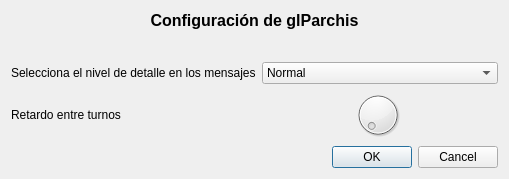
Old version of the form ui/frmSettings.ui in the repository turulomio/glparchis.
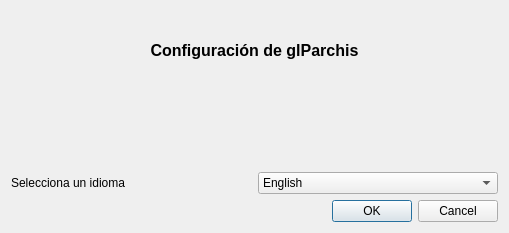
New version of the form. Icons and pictures are not drawn.

Commit message: Cambiando internacionalización a configfile class

The edit to the form file:
```diff
--- a/ui/frmSettings.ui
+++ b/ui/frmSettings.ui
@@ -7,7 +7,7 @@
     <x>0</x>
     <y>0</y>
     <width>509</width>
-    <height>179</height>
+    <height>233</height>
    </rect>
   </property>
   <property name="windowTitle">
@@ -91,7 +91,7 @@
        <item>
         <widget class="QLabel" name="label_2">
          <property name="text">
-          <string>Selecciona el nivel de detalle en los mensajes</string>
+          <string>Selecciona un idioma</string>
          </property>
         </widget>
        </item>
@@ -99,7 +99,7 @@
         <widget class="QComboBox" name="cmdVerbosity">
          <item>
           <property name="text">
-           <string>Normal</string>
+           <string>English</string>
           </property>
          </item>
          <item>
@@ -116,20 +116,6 @@
        </item>
       </layout>
      </item>
-     <item>
-      <layout class="QHBoxLayout" name="horizontalLayout_5">
-       <item>
-        <widget class="QLabel" name="label_5">
-         <property name="text">
-          <string>Retardo entre turnos</string>
-         </property>
-        </widget>
-       </item>
-       <item>
-        <widget class="QDial" name="dial"/>
-       </item>
-      </layout>
-     </item>
     </layout>
    </item>
    <item>
```
Left out of the diff: 27 changed lines with no effect on the pictures. The commit also changes 16 other files.
